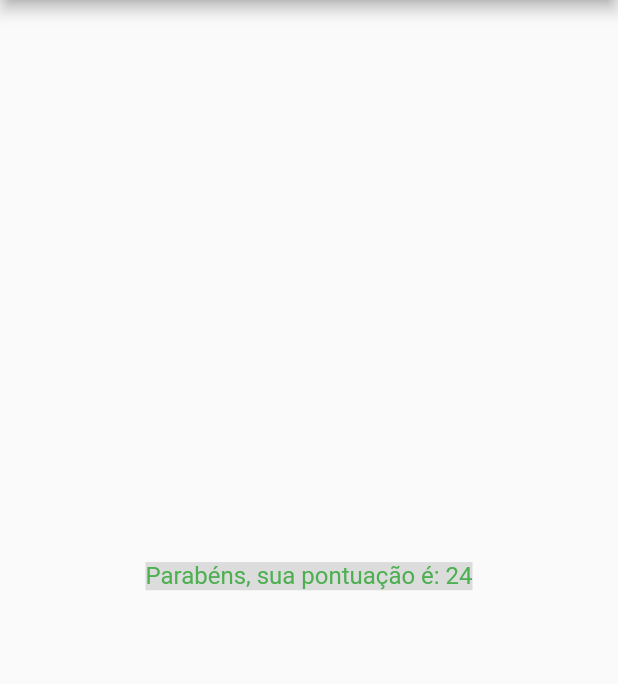
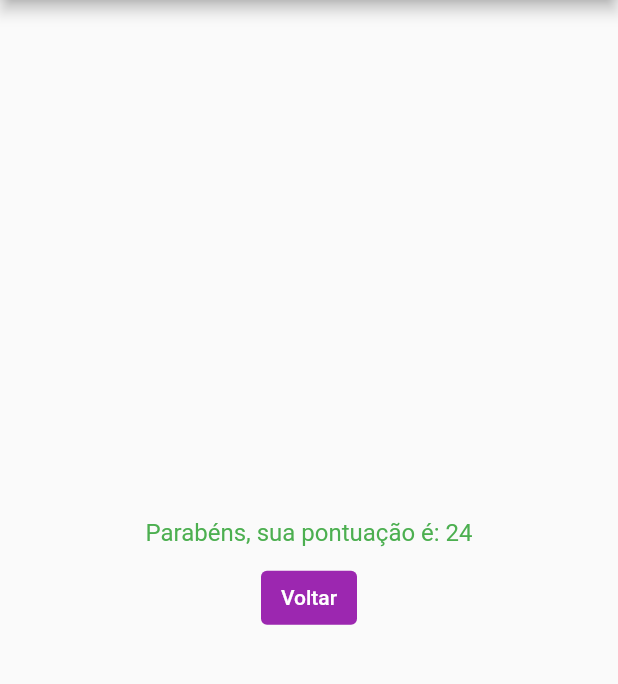
Before and after one commit to diegodmmorais/course_flutter, a Flutter app: the screen it shows after launch, after a tap on "Cachorro", after a tap on "Rosa", after a tap on "Austrália", on a phone screen of 412 x 824 dp, the part 84-768 px from its top. Run offline on Flutter 3.47's test engine with Material 2 defaults, Android fonts, the phone set to English and light mode, and no system bars.

Commit message:
criando botão voltar

```diff
--- a/projeto_perguntas/lib/questionario/questionario.dart
+++ b/projeto_perguntas/lib/questionario/questionario.dart
@@ -32,11 +32,18 @@ class _State extends State<Questionario> {
 
     var widget = temPerguntaSelecionada
         ? perguntaWidget
-        : Resultado(pontuacao: _pontuacaoTotal);
+        : Resultado(pontuacao: _pontuacaoTotal, callback: _reset);
 
     return MaterialApp(
         theme: ThemeData(primarySwatch: Colors.purple),
         home: Scaffold(appBar: appBar, body: widget));
+  }
+
+  void _reset() {
+    setState(() {
+      _perguntaSelecionada = 0;
+      _pontuacaoTotal = 0;
+    });
   }
 
   bool get temPerguntaSelecionada {
--- a/projeto_perguntas/lib/questionario/scream/resposta.dart
+++ b/projeto_perguntas/lib/questionario/scream/resposta.dart
@@ -8,7 +8,7 @@ class Resposta extends StatelessWidget {
   @override
   Widget build(BuildContext context) {
     return SizedBox(
-      width: double.infinity,
+      width: 220.0,
       child: TextButton(
         onPressed: _onPressed,
         style: TextButton.styleFrom(
--- a/projeto_perguntas/lib/questionario/scream/resultado.dart
+++ b/projeto_perguntas/lib/questionario/scream/resultado.dart
@@ -2,8 +2,9 @@ import 'package:flutter/material.dart';
 
 class Resultado extends StatelessWidget {
   final int pontuacao;
+  final Function() callback;
 
-  const Resultado({super.key, required this.pontuacao});
+  const Resultado({super.key, required this.pontuacao, required this.callback});
 
   @override
   Widget build(BuildContext context) {
@@ -11,20 +12,29 @@ class Resultado extends StatelessWidget {
     Color color = Colors.green;
     texto = 'Parabéns, sua pontuação é: $pontuacao';
     if (pontuacao >= 0 && pontuacao < 10) {
-      color = Colors.red;
+      color = Colors.redAccent.shade100;
       texto = 'Que pena, sua pontuação é: $pontuacao';
     } else if (pontuacao > 10 && pontuacao < 15) {
       color = Colors.orange;
       texto = 'Não desista, sua pontuação é: $pontuacao';
-    } else if (pontuacao > 15) {
-      color = Colors.green;
     }
 
-    return Center(
-        child: Text(texto,
-            style: TextStyle(
-                color: color,
-                fontSize: 16.0,
-                backgroundColor: Colors.black12)));
+    return Column(
+      mainAxisAlignment: MainAxisAlignment.center,
+      children: [
+        Center(
+            child: Text(texto,
+                style: TextStyle(
+                  color: color,
+                  fontSize: 16.0,
+                ))),
+        const SizedBox(height: 10),
+        TextButton(
+          onPressed: callback,
+          style: TextButton.styleFrom(backgroundColor: Colors.purple),
+          child: const Text("Voltar", style: TextStyle(color: Colors.white)),
+        )
+      ],
+    );
   }
 }
```
